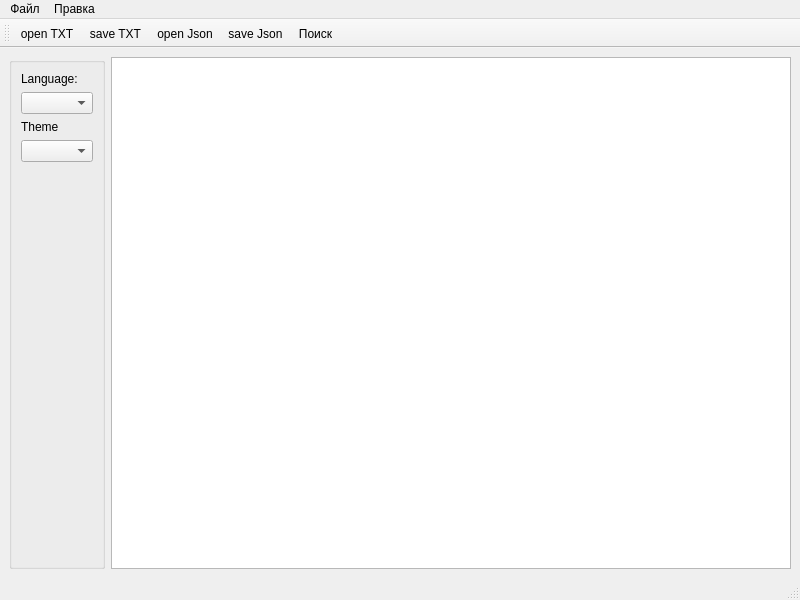
marliele/R2_vpicmv, file Ip-312-Sirotkin/2lab/QSourceHighlite-master/mainwindow.ui: the form before one commit.
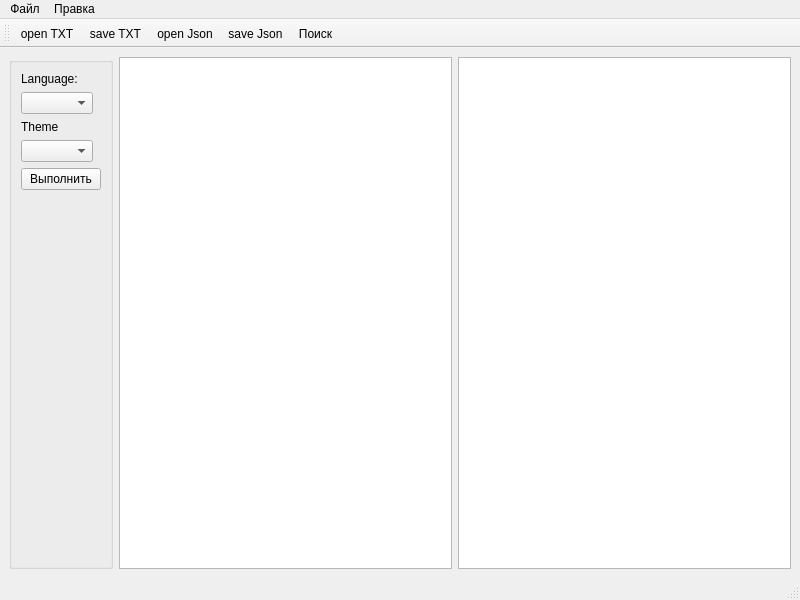
The form after the commit. Icons and pictures are not drawn.

Commit message: 4 lab 1 task

Diff of the .ui file:
```diff
--- a/Ip-312-Sirotkin/2lab/QSourceHighlite-master/mainwindow.ui
+++ b/Ip-312-Sirotkin/2lab/QSourceHighlite-master/mainwindow.ui
@@ -60,12 +60,22 @@
        <item row="3" column="0">
         <widget class="QComboBox" name="themeComboBox"/>
        </item>
+       <item row="4" column="0">
+        <widget class="QPushButton" name="ButtonExecute">
+         <property name="text">
+          <string>Выполнить</string>
+         </property>
+        </widget>
+       </item>
       </layout>
      </widget>
     </item>
     <item>
      <widget class="QPlainTextEdit" name="plainTextEdit"/>
     </item>
+    <item>
+     <widget class="QPlainTextEdit" name="plainTextEdOutput"/>
+    </item>
    </layout>
   </widget>
   <widget class="QMenuBar" name="menubar">
```
